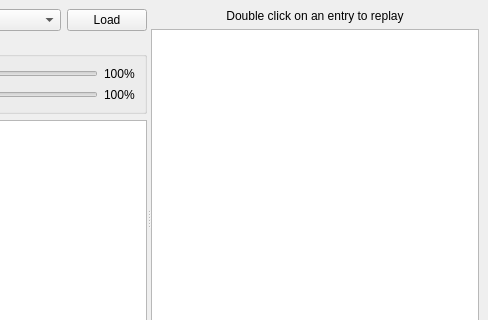
Before: the Qt Designer form mainwindow.ui in ZDisket/TensorVox, drawn with Qt 5; both pictures show x 190 to 678 and y 0 to 320 of the 678 by 457 pixel window.
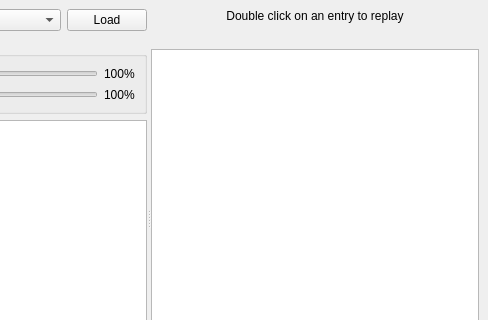
After: the same form once the commit is applied.

Commit message: Add model information JSON parser, label for note.

What changed in the file:
```diff
--- a/mainwindow.ui
+++ b/mainwindow.ui
@@ -160,6 +160,21 @@
           </property>
          </widget>
         </item>
+        <item>
+         <widget class="QLabel" name="lblModelNote">
+          <property name="font">
+           <font>
+            <italic>true</italic>
+           </font>
+          </property>
+          <property name="text">
+           <string/>
+          </property>
+          <property name="alignment">
+           <set>Qt::AlignCenter</set>
+          </property>
+         </widget>
+        </item>
         <item>
          <widget class="QListWidget" name="lstUtts">
           <property name="sizePolicy">
```
The commit also changes 7 other files.
